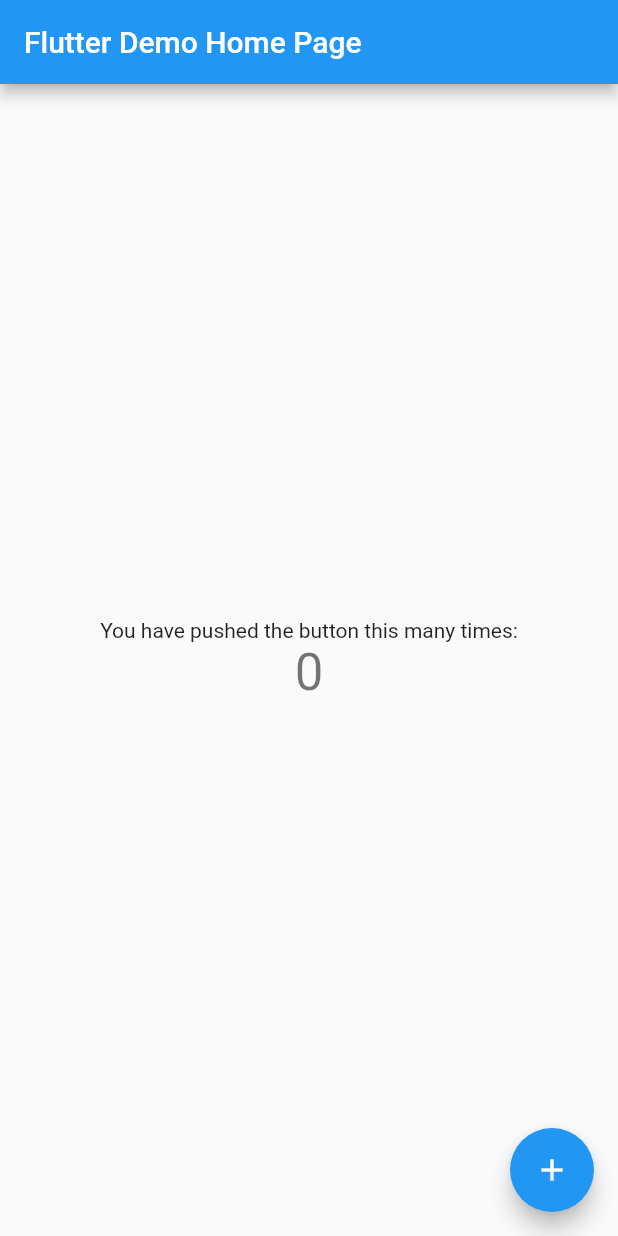
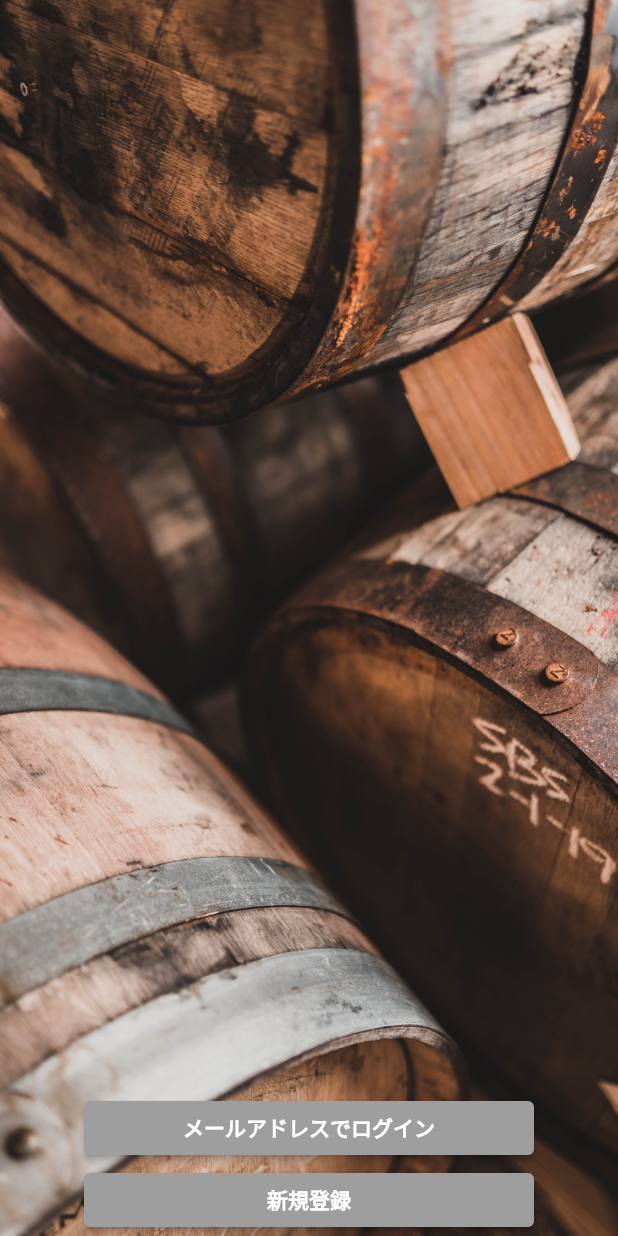
Before and after one commit to hkuroda222/taster_app, a Flutter app: the screen it shows after launch, on a phone screen of 412 x 824 dp. Run offline on Flutter 3.47's test engine with Material 2 defaults, Android fonts, the phone set to English and light mode, and no system bars; our stand-ins replace firebase_auth, firebase_core; accounts and stored records are empty.

Commit message:
ログイン画面UI作成

```diff
--- a/lib/main.dart
+++ b/lib/main.dart
@@ -1,9 +1,11 @@
 import 'package:flutter/material.dart';
 import 'package:firebase_core/firebase_core.dart';
-import 'package:firebase_auth/firebase_auth.dart';
-import 'package:cloud_firestore/cloud_firestore.dart';
 
-void main() {
+import './ui/pages/home.dart';
+
+void main() async {
+  WidgetsFlutterBinding.ensureInitialized();
+  await Firebase.initializeApp();
   runApp(const MyApp());
 }
 
@@ -12,58 +14,9 @@
 
   @override
   Widget build(BuildContext context) {
-    return MaterialApp(
-      title: 'Flutter Demo',
-      theme: ThemeData(
-        primarySwatch: Colors.blue,
-      ),
-      home: const MyHomePage(title: 'Flutter Demo Home Page'),
+    return const MaterialApp(
+      title: 'Firebase Auth',
+      home: Home(),
     );
   }
 }
-
-class MyHomePage extends StatefulWidget {
-  const MyHomePage({Key? key, required this.title}) : super(key: key);
-  final String title;
-
-  @override
-  State<MyHomePage> createState() => _MyHomePageState();
-}
-
-class _MyHomePageState extends State<MyHomePage> {
-  int _counter = 0;
-
-  void _incrementCounter() {
-    setState(() {
-      _counter++;
-    });
-  }
-
-  @override
-  Widget build(BuildContext context) {
-    return Scaffold(
-      appBar: AppBar(
-        title: Text(widget.title),
-      ),
-      body: Center(
-        child: Column(
-          mainAxisAlignment: MainAxisAlignment.center,
-          children: <Widget>[
-            const Text(
-              'You have pushed the button this many times:',
-            ),
-            Text(
-              '$_counter',
-              style: Theme.of(context).textTheme.headline4,
-            ),
-          ],
-        ),
-      ),
-      floatingActionButton: FloatingActionButton(
-        onPressed: _incrementCounter,
-        tooltip: 'Increment',
-        child: const Icon(Icons.add),
-      ), // This trailing comma makes auto-formatting nicer for build methods.
-    );
-  }
-}
--- /dev/null
+++ b/lib/ui/atoms/button.dart
@@ -0,0 +1 @@
+import 'package:flutter/material.dart';
--- /dev/null
+++ b/lib/ui/atoms/input.dart
@@ -0,0 +1 @@
+import 'package:flutter/material.dart';
--- /dev/null
+++ b/lib/ui/pages/home.dart
@@ -0,0 +1,61 @@
+import 'package:flutter/material.dart';
+
+import './login.dart';
+
+class Home extends StatelessWidget {
+  const Home({Key? key}) : super(key: key);
+
+  @override
+  Widget build(BuildContext context) {
+    return Scaffold(
+      body: Stack(children: <Widget>[
+        Image.asset(
+          "images/home.jpg",
+          fit: BoxFit.cover,
+        ),
+        Column(mainAxisAlignment: MainAxisAlignment.end, children: <Widget>[
+          SizedBox(
+            width: 300,
+            child: ElevatedButton(
+                child: const Text(
+                  'メールアドレスでログイン',
+                  style: TextStyle(fontWeight: FontWeight.bold),
+                ),
+                style: ElevatedButton.styleFrom(
+                  primary: Colors.grey,
+                ),
+                // 遷移処理
+                onPressed: () {
+                  Navigator.of(context).push(
+                    MaterialPageRoute(
+                      fullscreenDialog: true,
+                      builder: (BuildContext context) => const Login(),
+                    ),
+                  );
+                }),
+          ),
+          SizedBox(
+            width: 300,
+            child: ElevatedButton(
+                child: const Text(
+                  '新規登録',
+                  style: TextStyle(fontWeight: FontWeight.bold),
+                ),
+                style: ElevatedButton.styleFrom(
+                  primary: Colors.grey,
+                ),
+                // 遷移処理
+                onPressed: () {
+                  Navigator.of(context).push(
+                    MaterialPageRoute(
+                      fullscreenDialog: true,
+                      builder: (BuildContext context) => const Login(),
+                    ),
+                  );
+                }),
+          )
+        ]),
+      ], fit: StackFit.expand),
+    );
+  }
+}
--- a/pubspec.yaml
+++ b/pubspec.yaml
@@ -60,9 +60,8 @@
   uses-material-design: true
 
   # To add assets to your application, add an assets section, like this:
-  # assets:
-  #   - images/a_dot_burr.jpeg
-  #   - images/a_dot_ham.jpeg
+  assets:
+    - images/
 
   # An image asset can refer to one or more resolution-specific "variants", see
   # https://flutter.dev/assets-and-images/#resolution-aware.
```
Also changed, not shown: lib/ui/pages/login.dart (added, +97 -0 lines), images/home.jpg (added).
